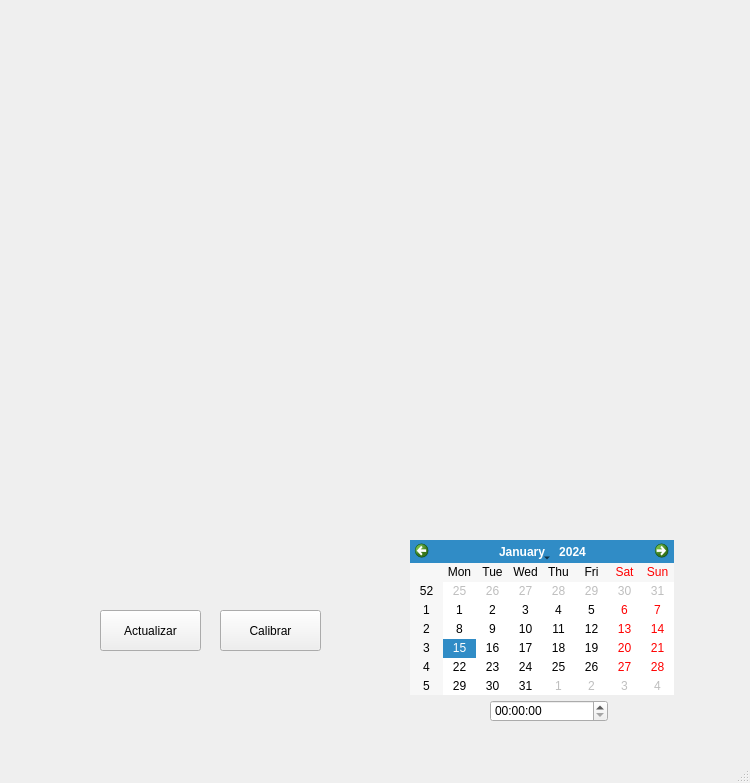
Qt form Cliente/main.ui (jmherruzo/zigbee-location) before a commit.
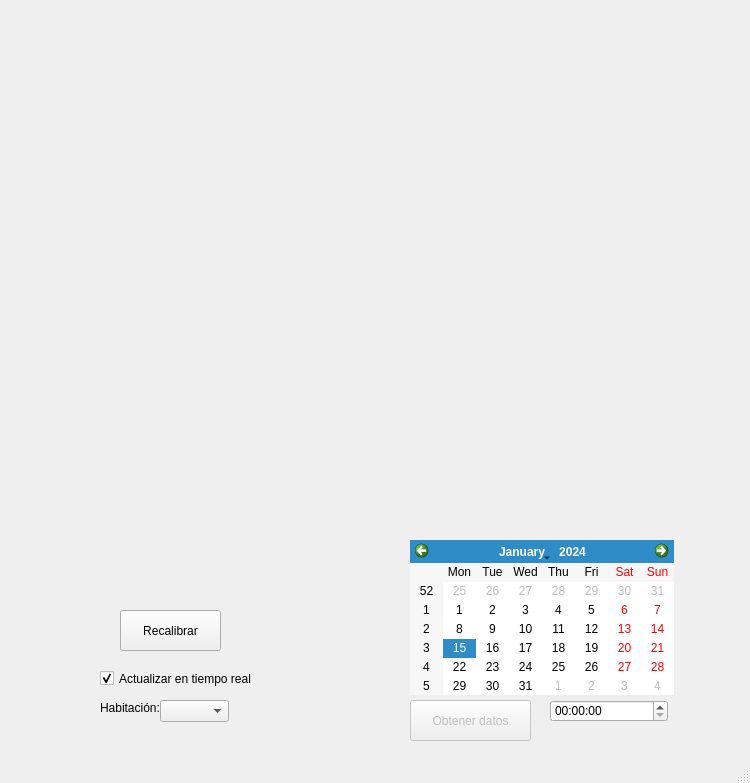
The same form after that commit.

```diff
--- a/Cliente/main.ui
+++ b/Cliente/main.ui
@@ -37,7 +37,7 @@
    <widget class="QTimeEdit" name="select_time">
     <property name="geometry">
      <rect>
-      <x>490</x>
+      <x>550</x>
       <y>700</y>
       <width>118</width>
       <height>22</height>
@@ -47,27 +47,88 @@
    <widget class="QPushButton" name="btn_calibrate">
     <property name="geometry">
      <rect>
-      <x>220</x>
+      <x>120</x>
       <y>610</y>
       <width>101</width>
       <height>41</height>
      </rect>
     </property>
     <property name="text">
-     <string>Calibrar</string>
+     <string>Recalibrar</string>
     </property>
    </widget>
-   <widget class="QPushButton" name="btn_update">
+   <widget class="QCheckBox" name="cb_realtimeupdate">
     <property name="geometry">
      <rect>
       <x>100</x>
-      <y>610</y>
-      <width>101</width>
+      <y>670</y>
+      <width>161</width>
+      <height>17</height>
+     </rect>
+    </property>
+    <property name="text">
+     <string>Actualizar en tiempo real</string>
+    </property>
+    <property name="checked">
+     <bool>true</bool>
+    </property>
+    <property name="tristate">
+     <bool>false</bool>
+    </property>
+   </widget>
+   <widget class="QLabel" name="label">
+    <property name="geometry">
+     <rect>
+      <x>100</x>
+      <y>700</y>
+      <width>61</width>
+      <height>16</height>
+     </rect>
+    </property>
+    <property name="text">
+     <string>Habitación:</string>
+    </property>
+   </widget>
+   <widget class="QComboBox" name="combo_rooms">
+    <property name="geometry">
+     <rect>
+      <x>160</x>
+      <y>700</y>
+      <width>69</width>
+      <height>22</height>
+     </rect>
+    </property>
+   </widget>
+   <widget class="QLabel" name="lb_time">
+    <property name="geometry">
+     <rect>
+      <x>130</x>
+      <y>520</y>
+      <width>161</width>
+      <height>31</height>
+     </rect>
+    </property>
+    <property name="text">
+     <string/>
+    </property>
+   </widget>
+   <widget class="QPushButton" name="btn_getdata">
+    <property name="enabled">
+     <bool>false</bool>
+    </property>
+    <property name="geometry">
+     <rect>
+      <x>410</x>
+      <y>700</y>
+      <width>121</width>
       <height>41</height>
      </rect>
     </property>
     <property name="text">
-     <string>Actualizar</string>
+     <string>Obtener datos</string>
+    </property>
+    <property name="checkable">
+     <bool>false</bool>
     </property>
    </widget>
   </widget>
```
